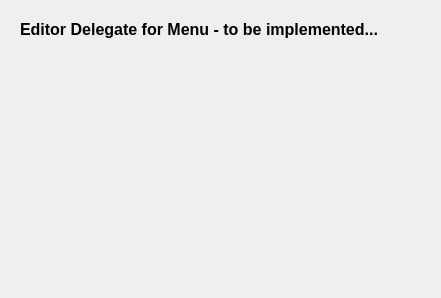
The window that editordelegate.ui (PLLUG-Community-C-Qt-Roadmap/menu_editor) describes before a commit, drawn with Qt 5.
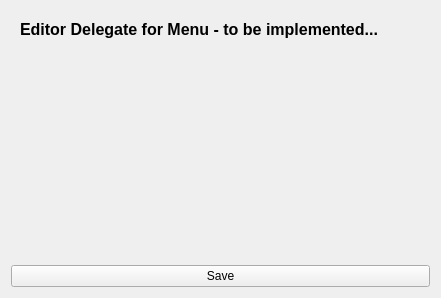
The same window after the commit.

```diff
--- a/editordelegate.ui
+++ b/editordelegate.ui
@@ -13,7 +13,7 @@
   <property name="windowTitle">
    <string>Form</string>
   </property>
-  <layout class="QHBoxLayout" name="horizontalLayout_4">
+  <layout class="QVBoxLayout" name="verticalLayout_3">
    <item>
     <widget class="QStackedWidget" name="stackedWidget">
      <property name="currentIndex">
@@ -104,6 +104,13 @@
      </widget>
     </widget>
    </item>
+   <item>
+    <widget class="QPushButton" name="pushButton">
+     <property name="text">
+      <string>Save</string>
+     </property>
+    </widget>
+   </item>
   </layout>
  </widget>
  <resources/>
```
